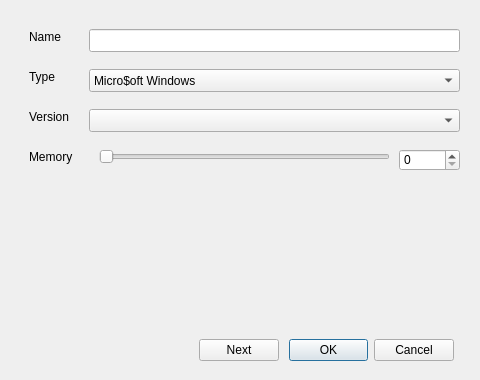
This is dialog.ui in Martinfx/qtbhyve as Qt 5 draws it before an edit. The edited form follows.
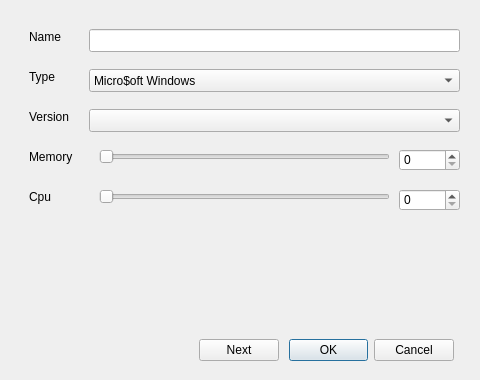
This is the edited form.

Patch:
```diff
--- a/dialog.ui
+++ b/dialog.ui
@@ -175,6 +175,42 @@
          </rect>
         </property>
        </widget>
+       <widget class="QSlider" name="CpuHorizontalSlider">
+        <property name="geometry">
+         <rect>
+          <x>100</x>
+          <y>190</y>
+          <width>291</width>
+          <height>16</height>
+         </rect>
+        </property>
+        <property name="orientation">
+         <enum>Qt::Horizontal</enum>
+        </property>
+       </widget>
+       <widget class="QLabel" name="label_5">
+        <property name="geometry">
+         <rect>
+          <x>30</x>
+          <y>190</y>
+          <width>57</width>
+          <height>15</height>
+         </rect>
+        </property>
+        <property name="text">
+         <string>Cpu</string>
+        </property>
+       </widget>
+       <widget class="QSpinBox" name="CpuSpinBox">
+        <property name="geometry">
+         <rect>
+          <x>400</x>
+          <y>190</y>
+          <width>61</width>
+          <height>22</height>
+         </rect>
+        </property>
+       </widget>
       </widget>
       <widget class="QWidget" name="page_2">
        <widget class="QPushButton" name="NextPushButton_2">
```
